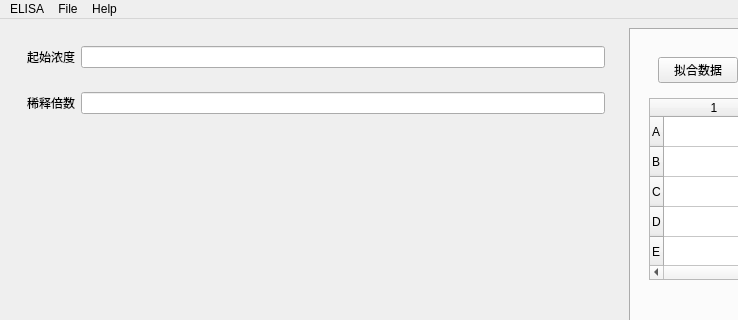
Old version of the form mainwindow.ui in the repository yanglinsensjtu/ELISAtool; both pictures show x 0 to 738 and y 0 to 320 of the 1251 by 600 pixel window.
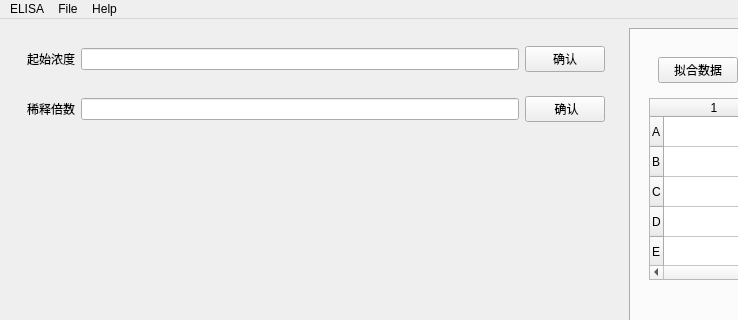
New version of the form.

```diff
--- a/mainwindow.ui
+++ b/mainwindow.ui
@@ -43,6 +43,13 @@
           <item>
            <widget class="QLineEdit" name="startConcentration"/>
           </item>
+          <item>
+           <widget class="QPushButton" name="confirmStartCon">
+            <property name="text">
+             <string>确认</string>
+            </property>
+           </widget>
+          </item>
          </layout>
         </widget>
        </item>
@@ -59,6 +66,13 @@
           <item>
            <widget class="QLineEdit" name="lineEdit_2"/>
           </item>
+          <item>
+           <widget class="QPushButton" name="confirmDilutionFold">
+            <property name="text">
+             <string> 确认</string>
+            </property>
+           </widget>
+          </item>
          </layout>
         </widget>
        </item>
```
